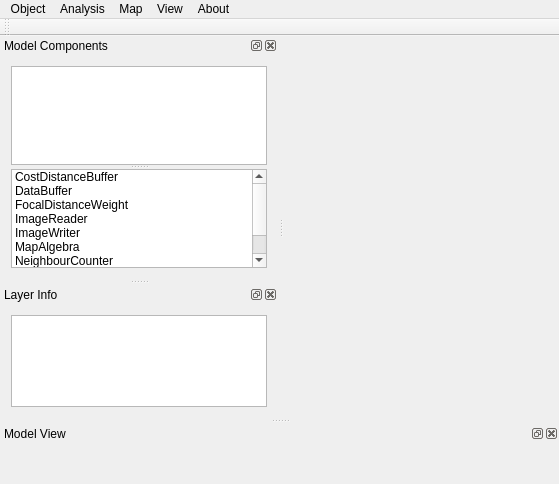
manaakiwhenua/LUMASS, file gui/otbmodellerwin.ui: the form before one commit.
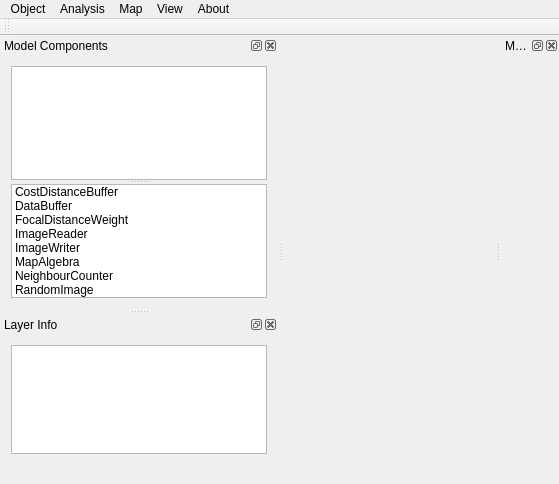
The form after the commit. Icons and pictures are not drawn. Custom widgets are drawn as their Qt base class.

Commit message: wip: GUI & comms & visualisation

```diff
--- a/gui/otbmodellerwin.ui
+++ b/gui/otbmodellerwin.ui
@@ -223,6 +223,9 @@
    </widget>
   </widget>
   <widget class="QDockWidget" name="modelViewDock">
+   <property name="enabled">
+    <bool>true</bool>
+   </property>
    <property name="sizePolicy">
     <sizepolicy hsizetype="Expanding" vsizetype="Expanding">
      <horstretch>0</horstretch>
@@ -239,10 +242,10 @@
     <set>QDockWidget::AllDockWidgetFeatures</set>
    </property>
    <property name="windowTitle">
-    <string>Model View</string>
+    <string>Model Builder</string>
    </property>
    <attribute name="dockWidgetArea">
-    <number>8</number>
+    <number>2</number>
    </attribute>
    <widget class="QWidget" name="dockWidgetContents_2">
     <property name="sizePolicy">
```
Left out of the diff: 3 changed lines with no effect on the pictures. The commit also changes 7 other files.
